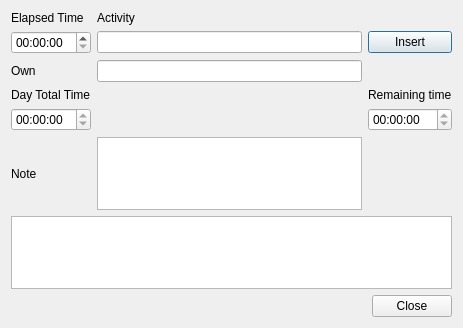
The window that dialogtask.ui (BackupTheBerlios/qbadgetask) describes before a commit, drawn with Qt 5.
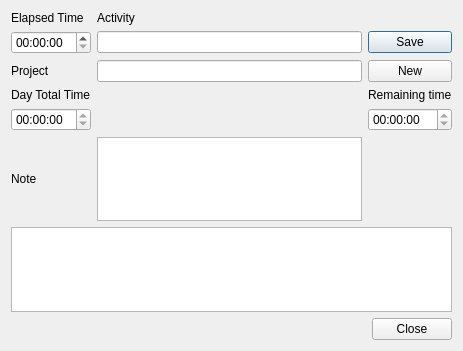
The same window after the commit.

Patch:
```diff
--- a/dialogtask.ui
+++ b/dialogtask.ui
@@ -7,7 +7,7 @@
     <x>0</x>
     <y>0</y>
     <width>463</width>
-    <height>328</height>
+    <height>351</height>
    </rect>
   </property>
   <property name="windowTitle">
@@ -39,7 +39,7 @@
      <item row="1" column="2">
       <widget class="QPushButton" name="pushButtonInsert">
        <property name="text">
-        <string>Insert</string>
+        <string>Save</string>
        </property>
       </widget>
      </item>
@@ -63,7 +63,7 @@
      <item row="2" column="0">
       <widget class="QLabel" name="label_4">
        <property name="text">
-        <string>Own</string>
+        <string>Project</string>
        </property>
       </widget>
      </item>
@@ -104,6 +104,13 @@
        </property>
       </widget>
      </item>
+     <item row="2" column="2">
+      <widget class="QPushButton" name="pushButtonNew">
+       <property name="text">
+        <string>New</string>
+       </property>
+      </widget>
+     </item>
     </layout>
    </item>
    <item row="1" column="0">
```
Left out of the diff: 25 changed lines with no effect on the pictures.
